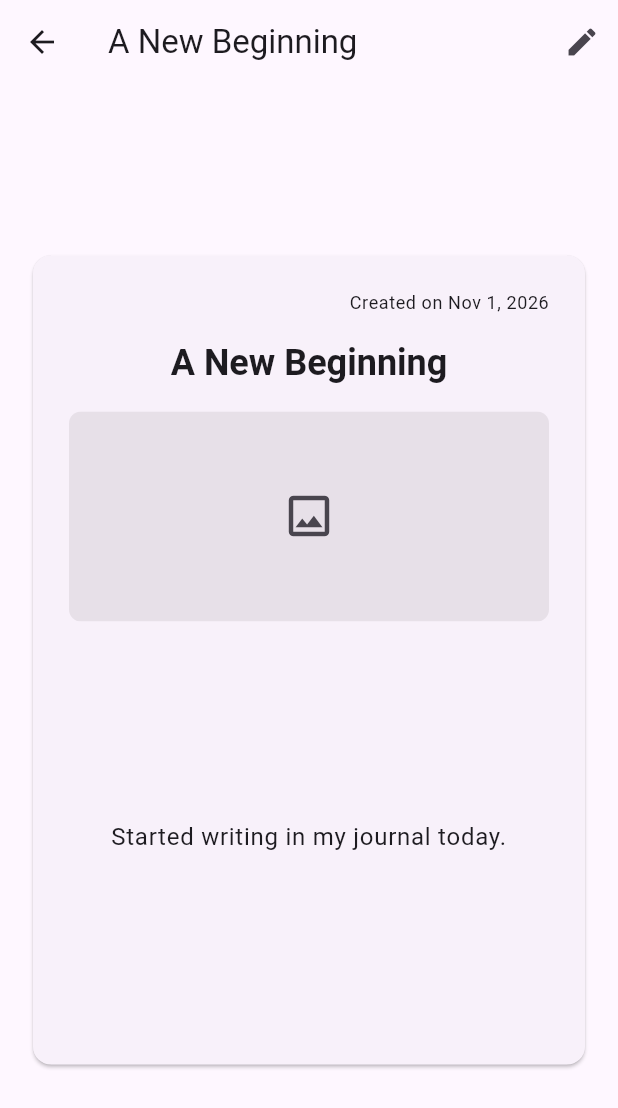
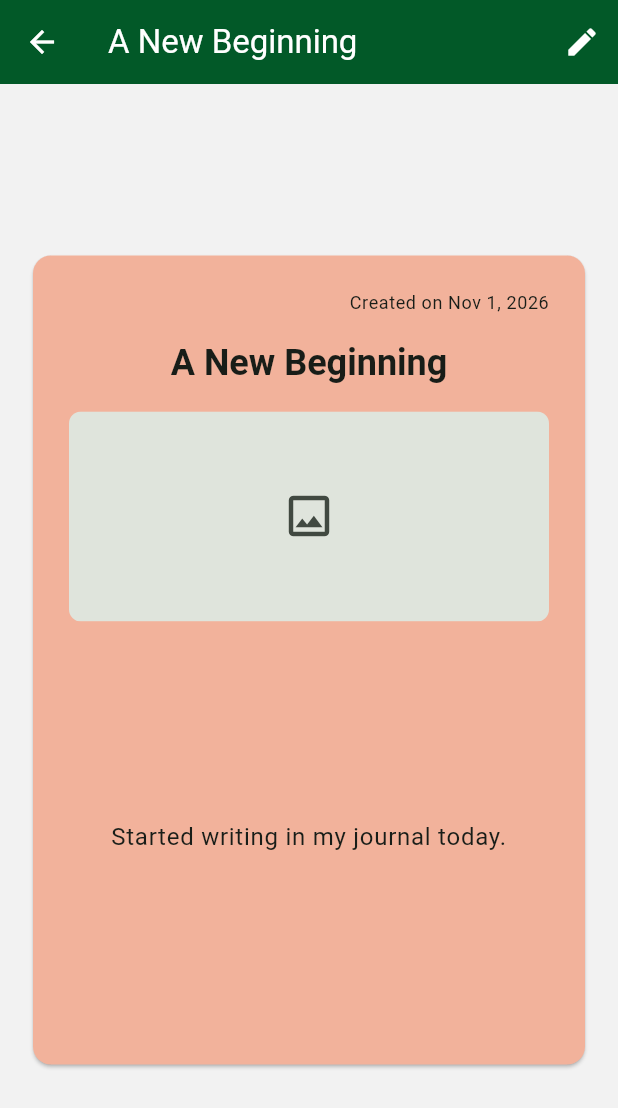
Before and after one commit to VexiQuus/FlutterWorkshop, a Flutter app: the screen it shows after launch, after a tap on "A New Beginning", on a phone screen of 412 x 824 dp. Shown: the top 1108 px of the screen. Run offline on Flutter 3.47's test engine with Material 3 defaults, Android fonts, the phone set to English and light mode, and no system bars; our stand-ins replace image_picker, permission_handler, shared_preferences.

Commit message:
Theme set

```diff
--- a/lib/Component/JournalCard/JournalCard.dart
+++ b/lib/Component/JournalCard/JournalCard.dart
@@ -16,6 +16,7 @@ class JournalCard extends StatelessWidget {
     final date = MaterialLocalizations.of(context)
         .formatShortDate(entry.createdAt);
     final strings = AppLocalizations.of(context)!;
+    final theme = Theme.of(context);
 
     return SizedBox(
       width: double.infinity,
@@ -24,23 +25,42 @@ class JournalCard extends StatelessWidget {
           onTap: onTap,
           borderRadius: BorderRadius.circular(12),
           child: Padding(
-            padding: const EdgeInsets.all(16),
-            child: Column(
-              crossAxisAlignment: CrossAxisAlignment.center,
+            padding: const EdgeInsets.symmetric(horizontal: 12, vertical: 10),
+            child: Row(
               children: [
-                Text(
-                  entry.title,
-                  style: Theme.of(context).textTheme.titleLarge,
+                ClipRRect(
+                  borderRadius: BorderRadius.circular(6),
+                  child: _photo(context, size: 48),
                 ),
-                const SizedBox(height: 8),
-                ClipRRect(
-                  borderRadius: BorderRadius.circular(8),
-                  child: _photo(context, height: 160),
+                const SizedBox(width: 12),
+                Expanded(
+                  child: Column(
+                    mainAxisSize: MainAxisSize.min,
+                    crossAxisAlignment: CrossAxisAlignment.start,
+                    children: [
+                      Text(
+                        entry.title,
+                        maxLines: 1,
+                        overflow: TextOverflow.ellipsis,
+                        style: theme.textTheme.titleMedium,
+                      ),
+                      Text(
+                        entry.note,
+                        maxLines: 1,
+                        overflow: TextOverflow.ellipsis,
+                        style: theme.textTheme.bodySmall,
+                      ),
+                      Text(
+                        strings.createdOnDate(date),
+                        maxLines: 1,
+                        overflow: TextOverflow.ellipsis,
+                        style: theme.textTheme.bodySmall?.copyWith(
+                          color: theme.colorScheme.onSurfaceVariant,
+                        ),
+                      ),
+                    ],
+                  ),
                 ),
-                const SizedBox(height: 8),
-                Text(entry.note, textAlign: TextAlign.center),
-                const SizedBox(height: 8),
-                Text(strings.createdOnDate(date), textAlign: TextAlign.center),
               ],
             ),
           ),
@@ -49,31 +69,31 @@ class JournalCard extends StatelessWidget {
     );
   }
 
-  Widget _photo(BuildContext context, {required double height}) {
+  Widget _photo(BuildContext context, {required double size}) {
     final path = entry.imagePath;
     if (path == null || path.isEmpty) {
-      return _photoPlaceholder(context, height);
+      return _photoPlaceholder(context, size);
     }
 
     return Image.file(
       File(path),
-      height: height,
-      width: double.infinity,
+      height: size,
+      width: size,
       fit: BoxFit.cover,
       errorBuilder: (context, error, stackTrace) =>
-          _photoPlaceholder(context, height),
+          _photoPlaceholder(context, size),
     );
   }
 
-  Widget _photoPlaceholder(BuildContext context, double height) {
+  Widget _photoPlaceholder(BuildContext context, double size) {
     return Container(
-      height: height,
-      width: double.infinity,
+      height: size,
+      width: size,
       color: Theme.of(context).colorScheme.surfaceContainerHighest,
       alignment: Alignment.center,
       child: Icon(
         Icons.image_outlined,
-        size: 36,
+        size: 24,
         color: Theme.of(context).colorScheme.onSurfaceVariant,
       ),
     );
--- a/lib/Pages/Add/AddPage.dart
+++ b/lib/Pages/Add/AddPage.dart
@@ -264,12 +264,17 @@ class _AddPageState extends State<AddPage> with SingleTickerProviderStateMixin {
             backgroundColor: Theme.of(context).colorScheme.error,
             content: Row(
               children: [
-                Icon(Icons.error_outline, color: Colors.white),
+                Icon(
+                  Icons.error_outline,
+                  color: Theme.of(context).colorScheme.onError,
+                ),
                 SizedBox(width: 12),
                 Expanded(
                   child: Text(
                     strings.missingTitleError,
-                    style: TextStyle(color: Colors.white),
+                    style: TextStyle(
+                      color: Theme.of(context).colorScheme.onError,
+                    ),
                   ),
                 ),
               ],
--- a/lib/Pages/HomePage/HomePage.dart
+++ b/lib/Pages/HomePage/HomePage.dart
@@ -220,7 +220,10 @@ class _HomePageState extends State<HomePage> {
                         alignment: Alignment.centerRight,
                         padding: const EdgeInsets.symmetric(horizontal: 24),
                         color: Theme.of(context).colorScheme.error,
-                        child: const Icon(Icons.delete, color: Colors.white),
+                        child: Icon(
+                          Icons.delete,
+                          color: Theme.of(context).colorScheme.onError,
+                        ),
                       ),
                       confirmDismiss: (_) => _confirmDelete(entry),
                       onDismissed: (_) =>
--- /dev/null
+++ b/lib/Theme/AppTheme.dart
@@ -0,0 +1,60 @@
+import 'package:flutter/material.dart';
+
+class AppTheme {
+  static const primary = Color(0xFF025928);
+  static const secondary = Color(0xFFF25D27);
+  static const accent = Color(0xFFD9653B);
+  static const surface = Color(0xFFF2B29B);
+  static const background = Color(0xFFF2F2F2);
+
+  static ThemeData get light {
+    final colorScheme = ColorScheme.fromSeed(
+      seedColor: primary,
+      brightness: Brightness.light,
+      primary: primary,
+      secondary: secondary,
+      tertiary: accent,
+      surface: surface,
+    ).copyWith(
+      onPrimary: Colors.white,
+      onSecondary: const Color(0xFF1C1B1F),
+      onTertiary: const Color(0xFF1C1B1F),
+    );
+
+    return ThemeData(
+      useMaterial3: true,
+      colorScheme: colorScheme,
+      scaffoldBackgroundColor: background,
+      appBarTheme: AppBarTheme(
+        backgroundColor: colorScheme.primary,
+        foregroundColor: colorScheme.onPrimary,
+        surfaceTintColor: Colors.transparent,
+      ),
+      cardTheme: CardThemeData(
+        color: colorScheme.surface,
+        surfaceTintColor: Colors.transparent,
+      ),
+      elevatedButtonTheme: ElevatedButtonThemeData(
+        style: ElevatedButton.styleFrom(
+          backgroundColor: colorScheme.primary,
+          foregroundColor: colorScheme.onPrimary,
+        ),
+      ),
+      filledButtonTheme: FilledButtonThemeData(
+        style: FilledButton.styleFrom(
+          backgroundColor: colorScheme.secondary,
+          foregroundColor: colorScheme.onSecondary,
+        ),
+      ),
+      outlinedButtonTheme: OutlinedButtonThemeData(
+        style: OutlinedButton.styleFrom(
+          foregroundColor: colorScheme.secondary,
+          side: BorderSide(color: colorScheme.secondary),
+        ),
+      ),
+      textButtonTheme: TextButtonThemeData(
+        style: TextButton.styleFrom(foregroundColor: colorScheme.primary),
+      ),
+    );
+  }
+}
--- a/lib/main.dart
+++ b/lib/main.dart
@@ -5,6 +5,7 @@ import 'package:flutterworkshop/l10n/generated/app_localizations.dart';
 import 'package:shared_preferences/shared_preferences.dart';
 
 import 'Pages/HomePage/HomePage.dart';
+import 'Theme/AppTheme.dart';
 
 void main() {
   runApp(const MyApp());
@@ -130,9 +131,7 @@ class _MyAppState extends State<MyApp> {
       debugShowCheckedModeBanner: false,
       localizationsDelegates: AppLocalizations.localizationsDelegates,
       supportedLocales: const [Locale('en'), Locale('zh', 'TW')],
-      theme: ThemeData(
-        colorScheme: ColorScheme.fromSeed(seedColor: Colors.deepPurple),
-      ),
+      theme: AppTheme.light,
       home: !_isLocaleLoaded
           ? const Scaffold(body: Center(child: CircularProgressIndicator()))
           : _localeLoadError != null
```
